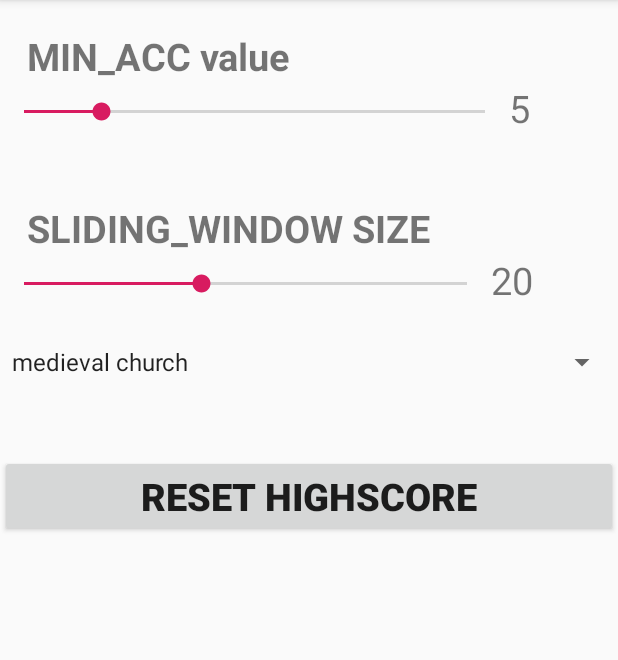
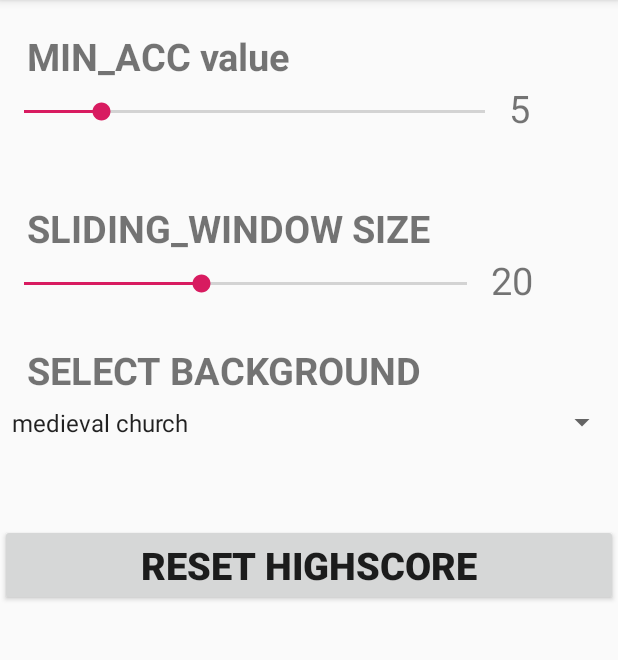
Before and after one commit to isberg1/Android_Lab3, an Android app: the screen it shows after launch (Settings), in the options menu, after a tap on "Settings", on a phone screen of 412 x 824 dp, the part 84-744 px from its top. Run offline under Robolectric (Android 15) with nearby library versions, the phone set to English and light mode, and no system bars.

Commit message:
made javadoc comments for all classes

```diff
--- a/app/src/main/AndroidManifest.xml
+++ b/app/src/main/AndroidManifest.xml
@@ -4,6 +4,9 @@
     package="com.e.android_lab3">
 
     <dist:module dist:instant="true" />
+    <uses-permission
+        android:name="android.permission.VIBRATE"
+        />
 
     <application
         android:allowBackup="true"
@@ -12,6 +15,7 @@
         android:roundIcon="@mipmap/ic_launcher_round"
         android:supportsRtl="true"
         android:theme="@style/AppTheme"
+
       >
         <activity android:name=".Settings"></activity>
         <activity
@@ -25,6 +29,7 @@
                 <category android:name="android.intent.category.LAUNCHER" />
             </intent-filter>
         </activity>
+
     </application>
 
 </manifest>
--- a/app/src/main/java/com/e/android_lab3/MainActivity.java
+++ b/app/src/main/java/com/e/android_lab3/MainActivity.java
@@ -26,7 +26,12 @@ import android.widget.TextView;
 import java.util.ArrayList;
 import java.util.Collections;
 import java.util.List;
+import android.os.Vibrator;
 
+/**
+ * @author alexander jakobsen(isberg1)
+ * apps lancher activity
+ */
 public class MainActivity extends AppCompatActivity implements SensorEventListener{
     private static final String TAG = "MainActivity";
 
@@ -36,9 +41,10 @@ public class MainActivity extends AppCompatActivity implements SensorEventListen
     Button reset;
     Toolbar toolbar;
 
+    Vibrator vibrator;
+
     int threshold = 5;
     double g = 9.8;
-    double oldMax;
     double time;
     double distance;
     int slidingWindowSize =20;
@@ -55,14 +61,16 @@ public class MainActivity extends AppCompatActivity implements SensorEventListen
         setContentView(R.layout.activity_main);
         toolbar = findViewById(R.id.toolbar);
         setSupportActionBar(toolbar);
+
+        // helper object
         util = new Utilities(getApplicationContext());
-
+        // ensure som default values for settings exits
         util.ensureValuesExist();
-
+        // update minimum acceleration threshold
         updateThreshold();
 
+        // find all views in activity
         accTextview = findViewById(R.id.acc);
-
         accSlidinWindow = findViewById(R.id.acc_sliding_window);
         timeInAir= findViewById(R.id.time_in_air);
         animationSpace = findViewById(R.id.animation_space);
@@ -70,32 +78,52 @@ public class MainActivity extends AppCompatActivity implements SensorEventListen
         heightTextView = findViewById(R.id.height_textView);
         highscore = findViewById(R.id.highscore);
 
+        // set values based on settings
         updateHighscore();
         updateSlidingWindowSize();
 
+        // vibration, mediaPlayer og sensor objects
+        vibrator = (Vibrator) getSystemService(Context.VIBRATOR_SERVICE);
         sensorManager = (SensorManager) getSystemService(Context.SENSOR_SERVICE);
+        mp = MediaPlayer.create(this, R.raw.ping);
 
+        // configure sensor objects
         accelerometer = sensorManager.getDefaultSensor(Sensor.TYPE_ACCELEROMETER);
         sensorManager.registerListener(MainActivity.this, accelerometer,SensorManager.SENSOR_DELAY_GAME);
 
-        mp = MediaPlayer.create(this, R.raw.ping);
-
+        // som values based on settings
         updateBackground();
 
     }
 
+    /**
+     * makes device vibrate
+     */
+    public void vibrate() {
+        vibrator.vibrate(250);
+    }
+
+    /**
+     * sets sliding slidingWindow size
+     */
     private void updateSlidingWindowSize() {
         String key = getResources().getString(R.string.sliding_Window_Key);
         int value = util.getPreferenceInt(key);
         slidingWindowSize = value;
     }
 
+    /**
+     * sets highscore value
+     */
     private void updateHighscore() {
         String highscoreKey = getResources().getString(R.string.height_Score_Key);
         float highscoreValue = util.getPreferenceFloat(highscoreKey);
         highscore.setText("Highscore: " + util.format(highscoreValue));
     }
 
+    /**
+     * updates values
+     */
     @Override
     protected void onResume() {
         super.onResume();
@@ -106,15 +134,15 @@ public class MainActivity extends AppCompatActivity implements SensorEventListen
        updateBackground();
     }
 
+
+    /**
+     * sets the background image
+     */
     private void updateBackground() {
         String backgroundKey = getResources().getString(R.string.background_Key);
         String[] background = getResources().getStringArray(R.array.array_background);
 
         String currentlySelected = util.getPreferenceString(backgroundKey);
-        Log.d(TAG, "updateBackground: background " + background[0]);
-        Log.d(TAG, "updateBackground: background " + background[1]);
-        Log.d(TAG, "updateBackground: background " + background[2]);
-        Log.d(TAG, "updateBackground: currentlySelected: " +currentlySelected);
 
         if (currentlySelected.trim().equals(background[0].trim())) {
             animationSpace.setBackground(getResources().getDrawable(R.drawable.italy));
@@ -129,20 +157,23 @@ public class MainActivity extends AppCompatActivity implements SensorEventListen
 
     }
 
+    /**
+     * sets minimum acceleration value
+     */
     public void updateThreshold() {
-
         String key = getResources().getString(R.string.seekBar_key);
         threshold = util.getPreferenceInt(key);
-        Log.d(TAG, "onCreate: threshold: " + threshold);
-
     }
 
+    /**
+     * gets sensor readings, calculates acceleration, time, distance and starts ball animation
+     * @param event sensor readings form acceleration meter
+     */
     @Override
     public void onSensorChanged(SensorEvent event) {
 
         if (animatorSet.isRunning()) {
-            reset.setBackgroundColor(getResources().getColor(R.color.colorAccent));
-            toolbar.setBackgroundColor(getResources().getColor(R.color.colorAccent));
+
             return;
         }
         reset.setBackgroundColor(getResources().getColor(R.color.colorPrimary));
@@ -158,18 +189,15 @@ public class MainActivity extends AppCompatActivity implements SensorEventListen
             acc = 0;
         }
 
-
         slidingWindow.add(acc);
-
 
         if (slidingWindow.size() > slidingWindowSize){
             slidingWindow.remove(0);
             double newMax = Collections.max(slidingWindow);
-            if (newMax > oldMax){
-                oldMax = newMax;
-                accSlidinWindow.setText("Sliding window max:" + util.format(oldMax));
+            if (newMax > threshold){
+                accSlidinWindow.setText("Sliding window max:" + util.format(newMax));
 
-                time = oldMax/g;
+                time = newMax/g;
                 distance = 0.5 *g*time*time;
 
                 timeInAir.setText("Time: " + util.format(time));
@@ -183,11 +211,20 @@ public class MainActivity extends AppCompatActivity implements SensorEventListen
 
     }
 
+
+    /**
+     * Controls the ball animation
+     * @param time animation time (balls time in the air)
+     * @param distance animation distance ( balls height)
+     */
     private void startAnimation(final double time, final double distance) {
 
         if (animatorSet.isRunning()) {
             return;
         }
+
+        reset.setBackgroundColor(getResources().getColor(R.color.colorAccent));
+        toolbar.setBackgroundColor(getResources().getColor(R.color.colorAccent));
 
         final Button button = findViewById(R.id.tulleknapp);
 
@@ -219,12 +256,17 @@ public class MainActivity extends AppCompatActivity implements SensorEventListen
         );
         animatorSet.start();
         slidingWindow.clear();
-        oldMax = threshold;
-
-
 
     }
 
+    /**
+     * listeners for the balls falling animation
+     * @param downAnimation animation object
+     * @param button == the ball
+     * @param layoutHeight height of background
+     * @param time time to fall
+     * @param startPosition animation start position on screen
+     */
     private void downAnimationListeners(Animator downAnimation, final Button button, final float layoutHeight, final double time, final int startPosition) {
         downAnimation.addListener(new AnimatorListenerAdapter() {
             @Override
@@ -237,17 +279,27 @@ public class MainActivity extends AppCompatActivity implements SensorEventListen
             public void onAnimationEnd(Animator animation) {
                 super.onAnimationEnd(animation);
                 heightTextView.setText("Height: " + util.format(0.0));
+                vibrate();
             }
 
         });
     }
 
+    /**
+     * listeners for the balls flying animation
+     * @param upAnimation animation object
+     * @param button == the ball
+     * @param layoutHeight height of background
+     * @param time time to fly up
+     * @param startPosition animation start position on screen
+     */
     private void upAnimationListeners(Animator upAnimation, final Button button, final float layoutHeight, final double time, final int startPosition) {
         upAnimation.addListener(new AnimatorListenerAdapter() {
             @Override
             public void onAnimationStart(Animator animation) {
                 super.onAnimationStart(animation);
                 updateHeight(button, layoutHeight, time, startPosition);
+                vibrate();
             }
 
             @Override
@@ -259,7 +311,14 @@ public class MainActivity extends AppCompatActivity implements SensorEventListen
         });
     }
 
-
+    /**
+     *
+     * Realtime measurement of the balls height over its startposition
+     * @param view == the ball
+     * @param layoutHeight height of background
+     * @param time time between start and finish
+     * @param startPosition animation start position on screen
+     */
     private void updateHeight(final View view, final float layoutHeight, final double time, final int startPosition ) {
 
         final int updateFrequency = getResources().getInteger(R.integer.updateFrequency);
@@ -298,6 +357,9 @@ public class MainActivity extends AppCompatActivity implements SensorEventListen
     }
 
 
+    /**
+     * plays a sound when called
+     */
     private void playSound() {
         try {
             if (mp.isPlaying()) {
@@ -308,16 +370,18 @@ public class MainActivity extends AppCompatActivity implements SensorEventListen
         } catch(Exception e) { e.printStackTrace(); }
     }
 
+    /**
+     * unused
+     */
     @Override
     public void onAccuracyChanged(Sensor sensor, int accuracy) {
     }
 
+   // todo delete
     public void resetSlidingWindowMax(View view) {
-        oldMax = 0;
+
         time = 0;
         distance = 0;
-
-        accSlidinWindow.setText("Sliding window max:" + util.format(oldMax));
         slidingWindow.clear();
         timeInAir.setText(" ");
         timeInAir.setText("Time: " + util.format(time));
--- a/app/src/main/java/com/e/android_lab3/Settings.java
+++ b/app/src/main/java/com/e/android_lab3/Settings.java
@@ -10,6 +10,14 @@ import android.widget.SeekBar;
 import android.widget.Spinner;
 import android.widget.TextView;
 
+/**
+ * @author alexander jakobsen(isberg1)
+ * sets and displys current settings for
+ * ACC_MIN
+ * slidingWindow size
+ * background image
+ * reset highscore
+ */
 public class Settings extends AppCompatActivity {
     private static final String TAG = "Settings";
 
@@ -28,29 +36,30 @@ public class Settings extends AppCompatActivity {
         super.onCreate(savedInstanceState);
         setContentView(R.layout.activity_settings);
 
+        // find all views
         minAccSeekBar = findViewById(R.id.seekBar);
         minAccSeekBarValue = findViewById(R.id.seekBar_value);
         resetHighscore = findViewById(R.id.reset_highscore_button);
         slidingWindowSeekBar = findViewById(R.id.sliding_window_seekBar);
         slidingWindowSeekBarValue = findViewById(R.id.sliding_window_value);
         background =findViewById(R.id.background_spinner);
+        // initialize helper object
         util = new Utilities(getApplicationContext());
 
-
+   // get and set values for settings
         minAccSeekBarKey = getResources().getString(R.string.seekBar_key);
-        int getCurrentSeekBarValue;
-        getCurrentSeekBarValue = util.getPreferenceInt(minAccSeekBarKey);
-        minAccSeekBar.setProgress(getCurrentSeekBarValue);
-        minAccSeekBarValue.setText(Integer.toString(getCurrentSeekBarValue));
+        int getCurrentMinAccSeekBarValue;
+        getCurrentMinAccSeekBarValue = util.getPreferenceInt(minAccSeekBarKey);
+        minAccSeekBar.setProgress(getCurrentMinAccSeekBarValue);
+        minAccSeekBarValue.setText(Integer.toString(getCurrentMinAccSeekBarValue));
         minAccSeekBarListener();
 
-
         slidingWindowKey = getResources().getString(R.string.sliding_Window_Key);
-        int temp;
-        temp = util.getPreferenceInt(slidingWindowKey);
-        Log.d(TAG, "onCreate: temp value:" + temp);
-        slidingWindowSeekBar.setProgress(temp);
-        slidingWindowSeekBarValue.setText(Integer.toString(temp));
+        int getCurrentSlidingWindowSeekBarValue;
+        getCurrentSlidingWindowSeekBarValue = util.getPreferenceInt(slidingWindowKey);
+        Log.d(TAG, "onCreate: getCurrentSlidingWindowSeekBarValue value:" + getCurrentSlidingWindowSeekBarValue);
+        slidingWindowSeekBar.setProgress(getCurrentSlidingWindowSeekBarValue);
+        slidingWindowSeekBarValue.setText(Integer.toString(getCurrentSlidingWindowSeekBarValue));
         slidingWindowSeekBarListener();
 
         backgroundKey = getResources().getString(R.string.background_Key);
@@ -60,6 +69,9 @@ public class Settings extends AppCompatActivity {
 
     }
 
+    /**
+     * gets currently selected value of sets it to the top spinner position
+     */
     private void backgroundSetPosition() {
         String current = util.getPreferenceString(backgroundKey);
         String[] backgroundArray = getResources().getStringArray(R.array.array_background);
@@ -76,6 +88,10 @@ public class Settings extends AppCompatActivity {
 
     }
 
+    /**
+     * Listeners for spinner
+     * gets a value and writs it to preferences
+     */
     private void backgroundSpinnerListener() {
         background.setOnItemSelectedListener(new AdapterView.OnItemSelectedListener() {
             @Override
@@ -91,6 +107,10 @@ public class Settings extends AppCompatActivity {
         });
     }
 
+    /**
+     * Listeners for slidingWindow size seekBar
+     * gets a value writs it to preferences and displays it on screen
+     */
     private void slidingWindowSeekBarListener() {
         slidingWindowSeekBar.setOnSeekBarChangeListener(new SeekBar.OnSeekBarChangeListener() {
             @Override
@@ -115,6 +135,10 @@ public class Settings extends AppCompatActivity {
         });
     }
 
+    /**
+     * Listeners for MIN_ACC value seekBar
+     * gets a value writs it to preferences and displays it on screen
+     */
     private void minAccSeekBarListener() {
         minAccSeekBar.setOnSeekBarChangeListener(new SeekBar.OnSeekBarChangeListener() {
             @Override
@@ -135,6 +159,11 @@ public class Settings extends AppCompatActivity {
         });
     }
 
+    /**
+     * OnClick listener for reset highscore button
+     * resets recorded highscore
+     * @param view == button
+     */
     public void resetHighscorButtonClick(View view) {
         String key = getResources().getString(R.string.height_Score_Key);
         util.setPreference(key,0.00f);
--- a/app/src/main/java/com/e/android_lab3/Utilities.java
+++ b/app/src/main/java/com/e/android_lab3/Utilities.java
@@ -5,21 +5,31 @@ import android.content.SharedPreferences;
 import android.preference.PreferenceManager;
 import android.util.Log;
 
-
-
+/**
+ * Helper class
+ * mainly reads and writes values to DefaultSharedPreferences
+ */
 public class Utilities {
     private static final String TAG = "Utilities";
     Context context;
     SharedPreferences sharedPreferences;
     SharedPreferences.Editor prefEditor;
 
+    /**
+     * Constructor
+     * @param context use getApplicationContext() when making objects of this class
+     */
     public Utilities(Context context) {
-
         this.context = context;
         sharedPreferences = PreferenceManager.getDefaultSharedPreferences( this.context);
         prefEditor = sharedPreferences.edit();
     }
 
+    /**
+     * formats a double to a sting with 2 decimal places
+     * @param num number to be formatted
+     * @return formatted string of number
+     */
     public String format(double num) {
         String returnNum = null;
         try {
@@ -31,7 +41,11 @@ public class Utilities {
         return returnNum;
     }
 
-
+    /**
+     * retrieves a int value form defaultSharedPreferences
+     * @param id key
+     * @return value
+     */
     public int getPreferenceInt(String id)  {
         int Default = 5;
 
@@ -40,6 +54,11 @@ public class Utilities {
         return value;
     }
 
+    /**
+     * retrieves a float value form defaultSharedPreferences
+     * @param id key
+     * @return value
+     */
     public float getPreferenceFloat(String id)  {
         float Default = 0.0f;
 
@@ -48,6 +67,11 @@ public class Utilities {
         return value;
     }
 
+    /**
+     * retrieves a sting value form defaultSharedPreferences
+     * @param id key
+     * @return value
+     */
     public String getPreferenceString(String id) {
         String Default ="";
         String value = sharedPreferences.getString(id, Default);
@@ -57,27 +81,46 @@ public class Utilities {
 
 
 
+
+    /**
+     * writes a int value to defaultSharedPreferences
+     * @param id key
+     * @param value value to be stored
+     */
     public void setPreference(String id, int value) {
         prefEditor.putInt(id, value);
         prefEditor.apply();
     }
 
+    /**
+     * writes a float value to defaultSharedPreferences
+     * @param id key
+     * @param value value to be stored
+     */
     public void setPreference(String id, float value) {
         prefEditor.putFloat(id, value);
         prefEditor.apply();
     }
 
+    /**
+     * writes a String value to defaultSharedPreferences
+     * @param id key
+     * @param value value to be stored
+     */
     public void setPreference(String id, String value) {
         prefEditor.putString(id, value);
         prefEditor.apply();
     }
 
-
+    /**
+     * Checks if values for keys exits
+     * if not it sets default values
+     */
     public void ensureValuesExist() {
 
-        String seekBarKey = context.getResources().getString(R.string.seekBar_key);
-        if (!sharedPreferences.contains(seekBarKey)) {
-            prefEditor.putInt(seekBarKey, 5);
+        String minAccSeekBarKey = context.getResources().getString(R.string.seekBar_key);
+        if (!sharedPreferences.contains(minAccSeekBarKey)) {
+            prefEditor.putInt(minAccSeekBarKey, 5);
         }
 
         String heightScoreKey = context.getResources().getString(R.string.height_Score_Key);
@@ -86,14 +129,11 @@ public class Utilities {
         }
 
         String slidingWindowKey = context.getResources().getString(R.string.sliding_Window_Key);
-        Log.d(TAG, "ensureValuesExist: before");
         if (!sharedPreferences.contains(slidingWindowKey)) {
-            Log.d(TAG, "ensureValuesExist: no slidingwindow value");
             prefEditor.putInt(slidingWindowKey, 20);
         }
 
         String backgroundKey = context.getResources().getString(R.string.background_Key);
-
         if (!sharedPreferences.contains(backgroundKey)) {
            String[] background = context.getResources().getStringArray(R.array.array_background);
            prefEditor.putString(backgroundKey, background[0]);
@@ -102,6 +142,11 @@ public class Utilities {
         prefEditor.apply();
     }
 
+    /**
+     * Compares a old and new value, and sets the biggest as highscore
+     * @param newScore the new value to be checked
+     * @return true if new value is bigger, false if it is not
+     */
     public boolean highscoreCheck(double newScore) {
         String heightScoreKey = context.getResources().getString(R.string.height_Score_Key);
 
--- a/app/src/main/res/layout/activity_settings.xml
+++ b/app/src/main/res/layout/activity_settings.xml
@@ -98,15 +98,21 @@
             android:layout_width="match_parent"
             android:layout_height="20dp" />
 
+        <TextView
+            android:layout_width="match_parent"
+            android:layout_height="wrap_content"
+            android:text="   SELECT BACKGROUND"
+            android:textSize="25sp"
+            android:textStyle="bold"/>
+
         <Spinner
             android:id="@+id/background_spinner"
             android:layout_width="match_parent"
-            android:layout_height="wrap_content"
+            android:layout_height="35sp"
             android:entries="@array/array_background"
             >
 
         </Spinner>
-
 
 
         <Space
```
Also changed, not shown: 1 other file.
